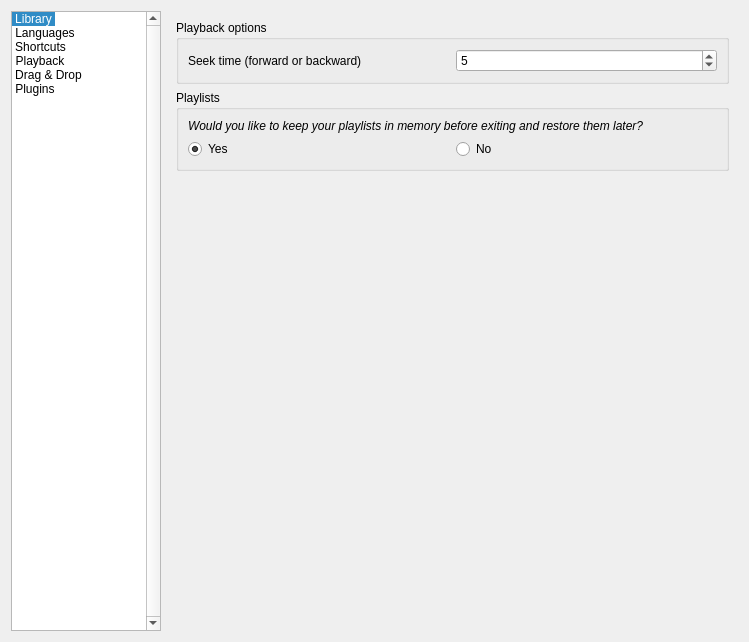
Above: code/MiamPlayer/customizeoptionsdialog.ui from MBach/Miam-Player before the change. Below: the same form after it.
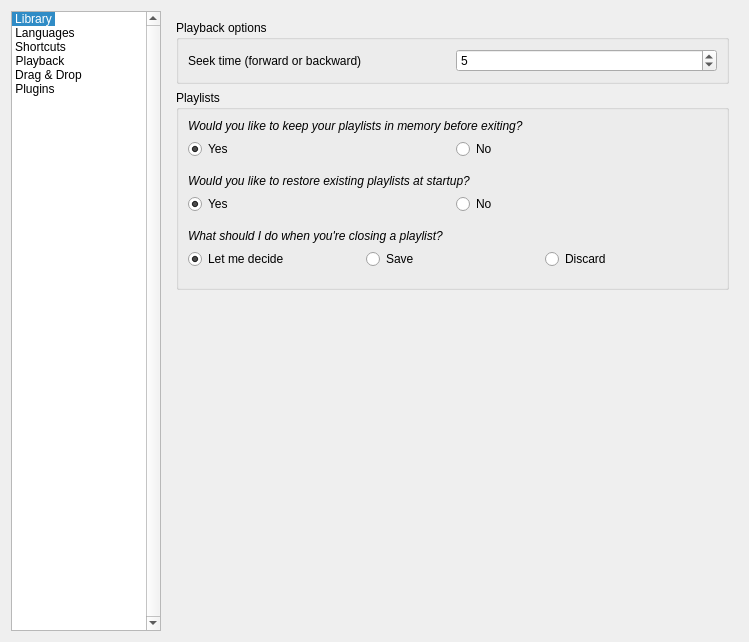
That is the form after the change. The open tabs and pages were chosen to show the change. Icons and pictures are not drawn. Custom widgets are drawn as their Qt base class.

Commit message: Playlist Manager

What changed in the file:
```diff
--- a/code/MiamPlayer/customizeoptionsdialog.ui
+++ b/code/MiamPlayer/customizeoptionsdialog.ui
@@ -536,8 +536,8 @@
            <rect>
             <x>0</x>
             <y>0</y>
-            <width>350</width>
-            <height>150</height>
+            <width>553</width>
+            <height>490</height>
            </rect>
           </property>
           <attribute name="label">
@@ -877,7 +877,7 @@
            <rect>
             <x>0</x>
             <y>0</y>
-            <width>351</width>
+            <width>353</width>
             <height>260</height>
            </rect>
           </property>
@@ -1533,7 +1533,7 @@
            <rect>
             <x>0</x>
             <y>0</y>
-            <width>374</width>
+            <width>379</width>
             <height>196</height>
            </rect>
           </property>
@@ -1953,7 +1953,7 @@
            <rect>
             <x>0</x>
             <y>0</y>
-            <width>451</width>
+            <width>454</width>
             <height>116</height>
            </rect>
           </property>
@@ -2227,6 +2227,21 @@
           <string>Playlists</string>
          </property>
          <layout class="QGridLayout" name="gridLayout_5">
+          <item row="5" column="0">
+           <widget class="QLabel" name="labelClosePlaylist">
+            <property name="font">
+             <font>
+              <italic>true</italic>
+             </font>
+            </property>
+            <property name="text">
+             <string>What should I do when you're closing a playlist?</string>
+            </property>
+            <property name="wordWrap">
+             <bool>true</bool>
+            </property>
+           </widget>
+          </item>
           <item row="0" column="0">
            <widget class="QLabel" name="labelKeepPlaylists">
             <property name="font">
@@ -2235,15 +2250,72 @@
              </font>
             </property>
             <property name="text">
-             <string>Would you like to keep your playlists in memory before exiting and restore them later?</string>
+             <string>Would you like to keep your playlists in memory before exiting?</string>
             </property>
             <property name="wordWrap">
              <bool>true</bool>
             </property>
            </widget>
           </item>
+          <item row="2" column="0">
+           <widget class="QLabel" name="labelRestorePlaylists">
+            <property name="font">
+             <font>
+              <italic>true</italic>
+             </font>
+            </property>
+            <property name="text">
+             <string>Would you like to restore existing playlists at startup?</string>
+            </property>
+            <property name="wordWrap">
+             <bool>true</bool>
+            </property>
+           </widget>
+          </item>
+          <item row="3" column="0">
+           <widget class="QWidget" name="widgetRestorePlaylists" native="true">
+            <layout class="QHBoxLayout" name="horizontalLayout_10">
+             <property name="leftMargin">
+              <number>0</number>
+             </property>
+             <property name="topMargin">
+              <number>0</number>
+             </property>
+             <property name="rightMargin">
+              <number>0</number>
+             </property>
+             <item>
+              <widget class="QRadioButton" name="radioButtonRestorePlaylists">
+               <property name="text">
+                <string>Yes</string>
+               </property>
+               <property name="checked">
+                <bool>true</bool>
+               </property>
+              </widget>
+             </item>
+             <item>
+              <widget class="QRadioButton" name="radioButtonDontRestorePlaylists">
+               <property name="text">
+                <string>No</string>
+               </property>
+              </widget>
+             </item>
+            </layout>
+           </widget>
+          </item>
           <item row="1" column="0">
-           <layout class="QHBoxLayout" name="horizontalLayoutKeepPlaylists">
+           <widget class="QWidget" name="widgetKeepPlaylists" native="true">
+            <layout class="QHBoxLayout" name="horizontalLayout_9">
+             <property name="leftMargin">
+              <number>0</number>
+             </property>
+             <property name="topMargin">
+              <number>0</number>
+             </property>
+             <property name="rightMargin">
+              <number>0</number>
+             </property>
             <item>
              <widget class="QRadioButton" name="radioButtonKeepPlaylists">
               <property name="text">
@@ -2262,6 +2334,52 @@
              </widget>
             </item>
            </layout>
+           </widget>
+          </item>
+          <item row="6" column="0">
+           <widget class="QWidget" name="widgetClosePlaylist" native="true">
+            <layout class="QHBoxLayout" name="horizontalLayout_11">
+             <property name="leftMargin">
+              <number>0</number>
+             </property>
+             <property name="topMargin">
+              <number>0</number>
+             </property>
+             <property name="rightMargin">
+              <number>0</number>
+             </property>
+             <item>
+              <widget class="QRadioButton" name="radioButtonAskAction">
+               <property name="text">
+                <string>Let me decide</string>
+               </property>
+               <property name="checked">
+                <bool>true</bool>
+               </property>
+              </widget>
+             </item>
+             <item>
+              <widget class="QRadioButton" name="radioButtonSavePlaylist">
+               <property name="text">
+                <string>Save</string>
+               </property>
+               <property name="checked">
+                <bool>false</bool>
+               </property>
+              </widget>
+             </item>
+             <item>
+              <widget class="QRadioButton" name="radioButtonDiscardPlaylist">
+               <property name="text">
+                <string>Discard</string>
+               </property>
+               <property name="checked">
+                <bool>false</bool>
+               </property>
+              </widget>
+             </item>
+            </layout>
+           </widget>
           </item>
          </layout>
         </widget>
```
Lines whose indentation alone changed are shown as unchanged. The commit also changes 9 other files.
